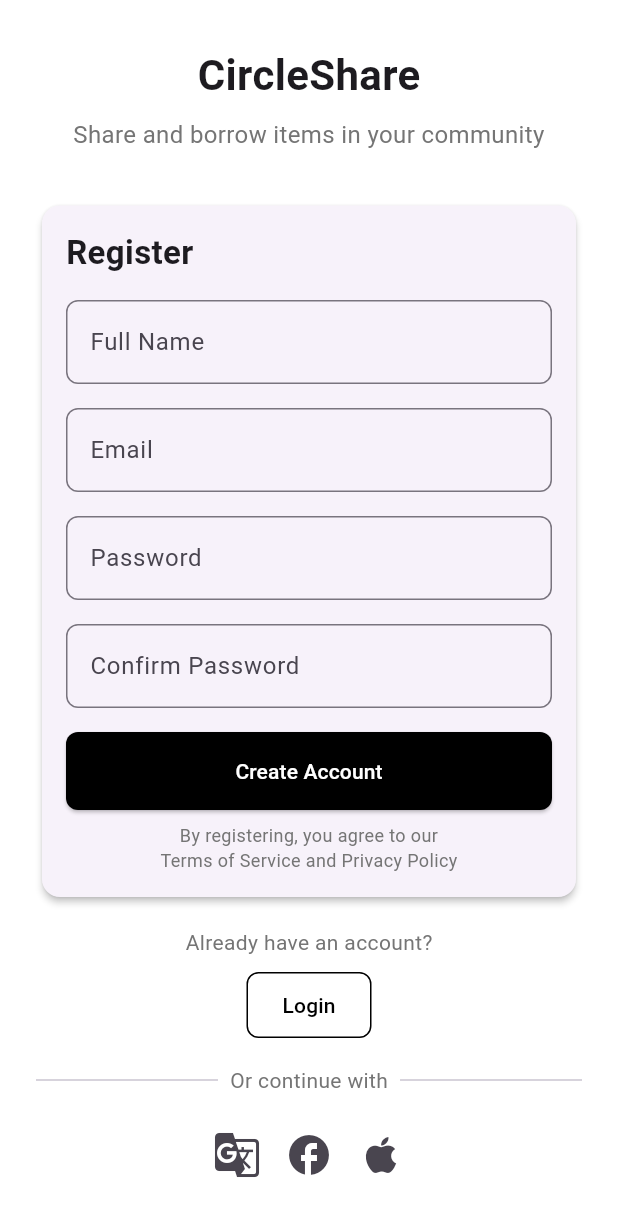
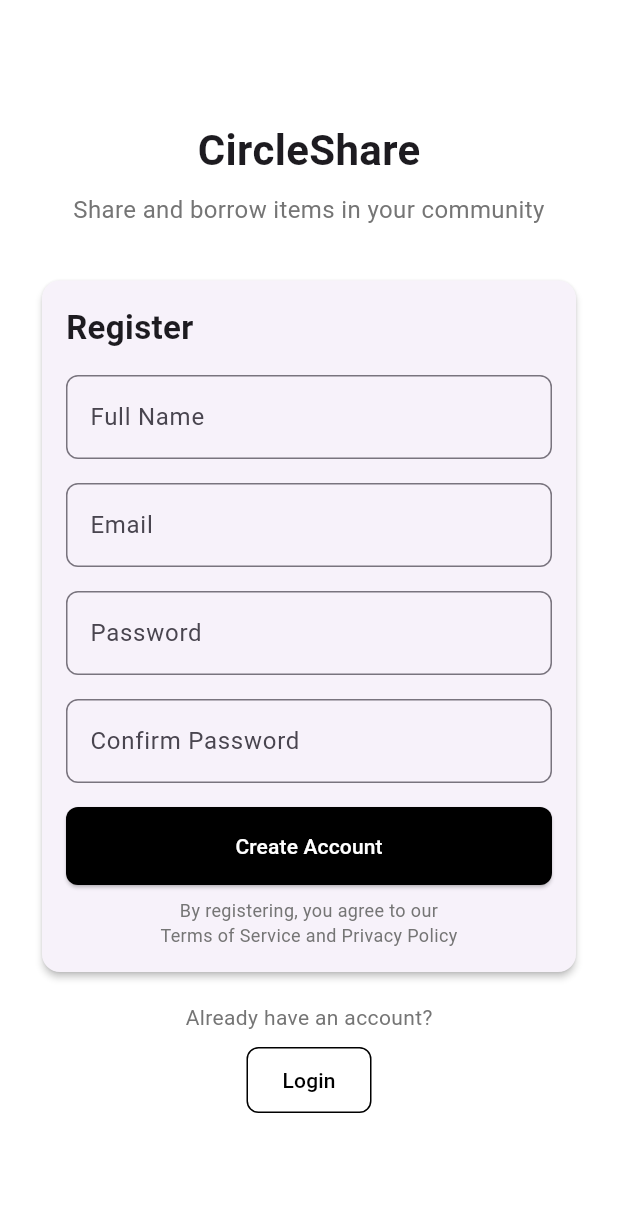
Before and after one commit to SammanBaral/CircleShare, a Flutter app: the RegistrationView screen opened directly, on a phone screen of 412 x 824 dp. Shown: the top 1216 px of the screen. Run offline on Flutter 3.47's test engine with Material 3 defaults, Android fonts, the phone set to English and light mode, and no system bars.

Commit message:
Update registration_view.dart

```diff
--- a/lib/view/registration_view.dart
+++ b/lib/view/registration_view.dart
@@ -145,45 +145,45 @@ class RegistrationView extends StatelessWidget {
                     ),
                   ),
                 ),
-                SizedBox(height: 16),
-                Row(
-                  children: [
-                    Expanded(
-                      child: Divider(thickness: 1),
-                    ),
-                    Padding(
-                      padding: const EdgeInsets.symmetric(horizontal: 8.0),
-                      child: Text(
-                        "Or continue with",
-                        style: TextStyle(color: Colors.grey[600]),
-                      ),
-                    ),
-                    Expanded(
-                      child: Divider(thickness: 1),
-                    ),
-                  ],
-                ),
-                SizedBox(height: 16),
-                Row(
-                  mainAxisAlignment: MainAxisAlignment.center,
-                  children: [
-                    IconButton(
-                      onPressed: () {},
-                      icon: Icon(Icons.g_translate),
-                      iconSize: 32,
-                    ),
-                    IconButton(
-                      onPressed: () {},
-                      icon: Icon(Icons.facebook),
-                      iconSize: 32,
-                    ),
-                    IconButton(
-                      onPressed: () {},
-                      icon: Icon(Icons.apple),
-                      iconSize: 32,
-                    ),
-                  ],
-                ),
+              //   SizedBox(height: 16),
+              //   Row(
+              //     children: [
+              //       Expanded(
+              //         child: Divider(thickness: 1),
+              //       ),
+              //       Padding(
+              //         padding: const EdgeInsets.symmetric(horizontal: 8.0),
+              //         child: Text(
+              //           "Or continue with",
+              //           style: TextStyle(color: Colors.grey[600]),
+              //         ),
+              //       ),
+              //       Expanded(
+              //         child: Divider(thickness: 1),
+              //       ),
+              //     ],
+              //   ),
+              //   SizedBox(height: 16),
+              //   Row(
+              //     mainAxisAlignment: MainAxisAlignment.center,
+              //     children: [
+              //       IconButton(
+              //         onPressed: () {},
+              //         icon: Icon(Icons.g_translate),
+              //         iconSize: 32,
+              //       ),
+              //       IconButton(
+              //         onPressed: () {},
+              //         icon: Icon(Icons.facebook),
+              //         iconSize: 32,
+              //       ),
+              //       IconButton(
+              //         onPressed: () {},
+              //         icon: Icon(Icons.apple),
+              //         iconSize: 32,
+              //       ),
+              //     ],
+              //   ),
               ],
             ),
           ),
```
